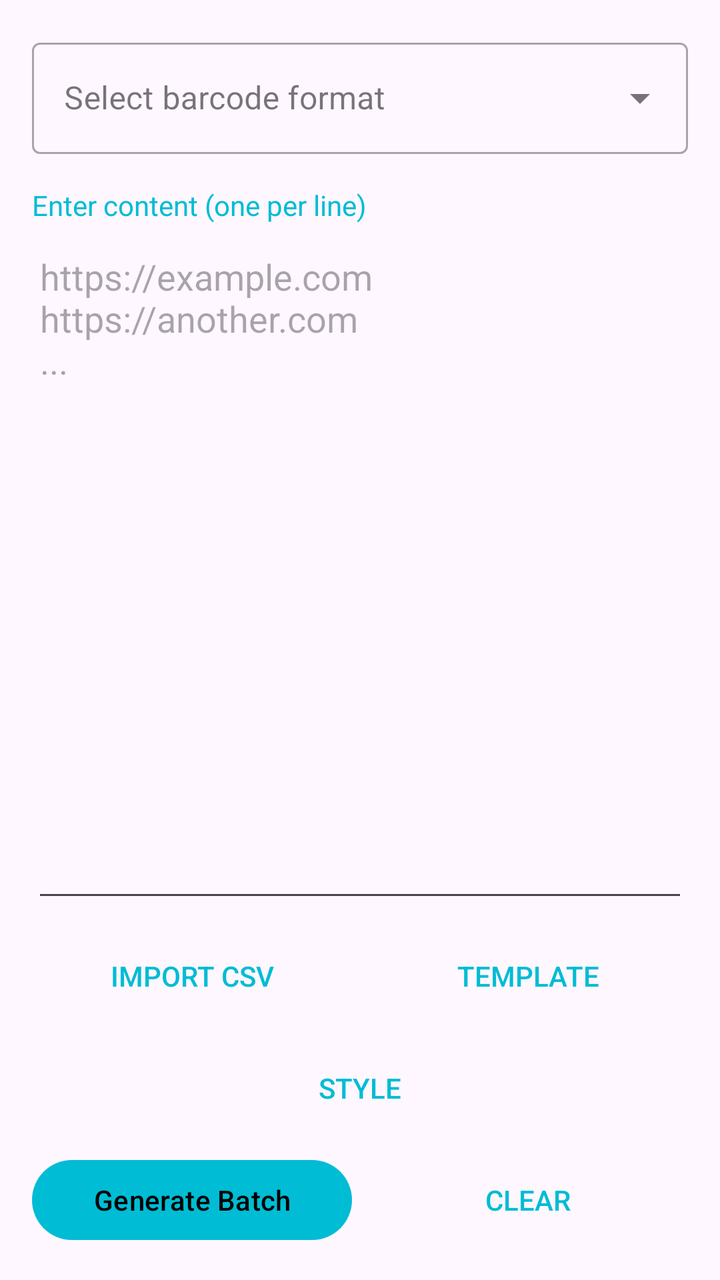
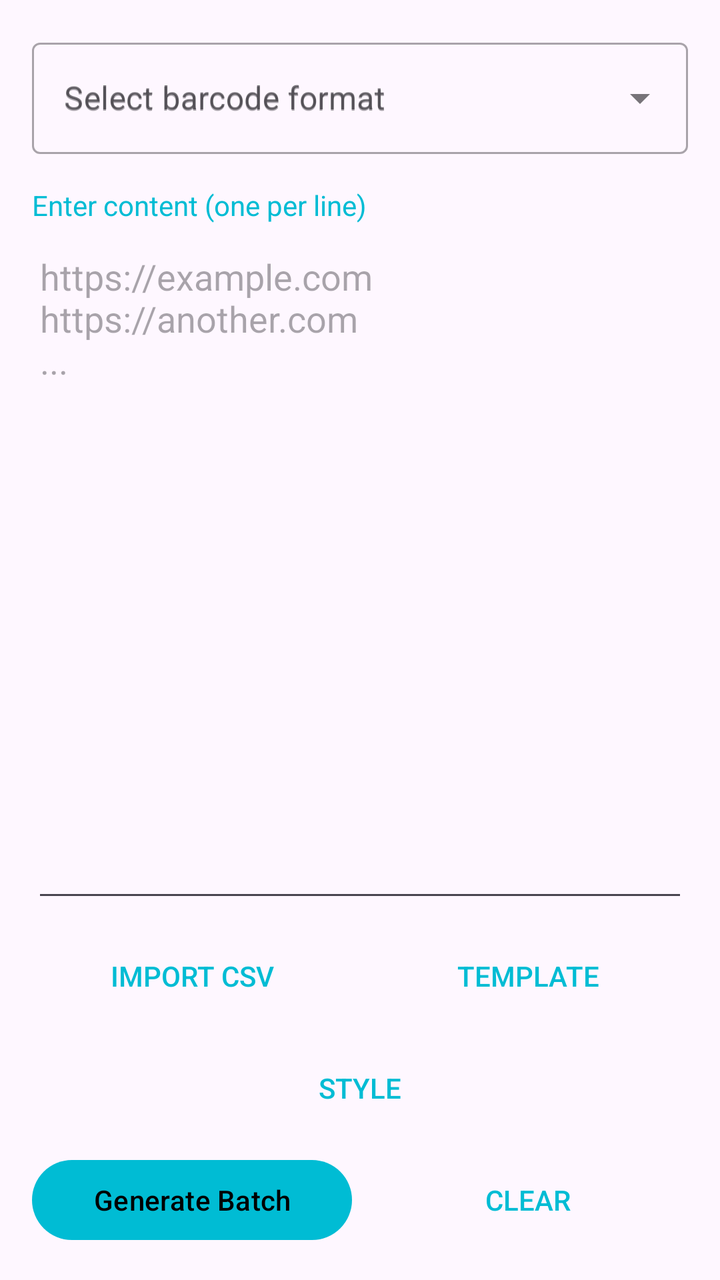

Compare the two renders of this Android layout. The source of the first and the diff that turns it into the second are given below.
<!-- AndroidManifest.xml: application theme Theme.QRCodeSimple -->
<!-- res/layout/activity_batch_generate.xml -->
<?xml version="1.0" encoding="utf-8"?>
<LinearLayout xmlns:android="http://schemas.android.com/apk/res/android"
    xmlns:app="http://schemas.android.com/apk/res-auto"
    android:layout_width="match_parent"
    android:layout_height="match_parent"
    android:orientation="vertical"
    android:padding="16dp">

    <com.google.android.material.textfield.TextInputLayout
        android:layout_width="match_parent"
        android:layout_height="wrap_content"
        android:hint="@string/select_barcode_format"
        style="@style/Widget.MaterialComponents.TextInputLayout.OutlinedBox.ExposedDropdownMenu"
        android:layout_marginBottom="16dp">

        <AutoCompleteTextView
            android:id="@+id/spinnerFormat"
            android:layout_width="match_parent"
            android:layout_height="wrap_content"
            android:inputType="text|textNoSuggestions" />

    </com.google.android.material.textfield.TextInputLayout>

    <TextView
        android:layout_width="match_parent"
        android:layout_height="wrap_content"
        android:text="@string/enter_content_hint"
        android:textSize="14sp"
        android:textColor="?attr/colorPrimary"
        android:layout_marginBottom="4dp" />

    <LinearLayout
        android:layout_width="match_parent"
        android:layout_height="0dp"
        android:layout_weight="1"
        style="@style/Widget.MaterialComponents.TextInputLayout.OutlinedBox">

        <EditText
            android:id="@+id/etContent"
            android:layout_width="match_parent"
            android:layout_height="match_parent"
            android:gravity="top"
            android:hint="@string/batch_input_hint"
            android:inputType="textMultiLine" />

    </LinearLayout>

    <LinearLayout
        android:layout_width="match_parent"
        android:layout_height="wrap_content"
        android:orientation="horizontal"
        android:layout_marginTop="8dp">

        <Button
            android:id="@+id/btnImportCsv"
            android:layout_width="0dp"
            android:layout_height="wrap_content"
            android:layout_weight="1"
            android:text="@string/import_csv"
            android:layout_marginEnd="4dp"
            android:textColor="?attr/colorPrimary"

            style="?android:attr/borderlessButtonStyle" />

        <Button
            android:id="@+id/btnDownloadTemplate"
            android:layout_width="0dp"
            android:layout_height="wrap_content"
            android:layout_weight="1"
            android:text="@string/template"
            android:layout_marginStart="4dp"
            android:textColor="?attr/colorPrimary"

            style="?android:attr/borderlessButtonStyle" />

    </LinearLayout>

    <LinearLayout
        android:layout_width="match_parent"
        android:layout_height="wrap_content"
        android:orientation="horizontal"
        android:layout_marginTop="8dp">

        <Button
            android:id="@+id/btnBatchStyle"
            android:layout_width="0dp"
            android:layout_height="wrap_content"
            android:layout_weight="1"
            android:text="@string/style"
            android:textColor="?attr/colorPrimary"

            style="?android:attr/borderlessButtonStyle" />

    </LinearLayout>

    <LinearLayout
        android:layout_width="match_parent"
        android:layout_height="wrap_content"
        android:orientation="horizontal"
        android:layout_marginTop="8dp">

        <Button
            android:id="@+id/btnGenerate"
            android:layout_width="0dp"
            android:layout_height="wrap_content"
            android:layout_weight="1"
            android:text="@string/generate_batch"
            android:layout_marginEnd="4dp" />

        <Button
            android:id="@+id/btnClear"
            android:layout_width="0dp"
            android:layout_height="wrap_content"
            android:layout_weight="1"
            android:text="@string/clear"
            android:layout_marginStart="4dp"
            android:textColor="?attr/colorPrimary"

            style="?android:attr/borderlessButtonStyle" />

    </LinearLayout>

    <ProgressBar
        android:id="@+id/progressBar"
        android:layout_width="match_parent"
        android:layout_height="wrap_content"
        android:layout_marginTop="8dp"
        android:visibility="gone"
        style="?android:attr/progressBarStyleHorizontal" />

</LinearLayout>
<!-- resources referenced by this layout -->
<resources>
  <string name="batch_input_hint">https://example.com\nhttps://another.com\n...</string>
  <string name="clear">Clear</string>
  <string name="enter_content_hint">Enter content (one per line)</string>
  <string name="generate_batch">Generate Batch</string>
  <string name="import_csv">Import CSV</string>
  <string name="select_barcode_format">Select barcode format</string>
  <string name="style">Style</string>
  <string name="template">Template</string>
  <style name="Theme.QRCodeSimple" parent="Theme.Material3.DayNight.NoActionBar">
          <item name="colorPrimary">@color/cyan_500</item>
          <item name="colorPrimaryVariant">@color/cyan_700</item>
          <item name="colorOnPrimary">@color/black</item>
          <item name="colorSecondary">@color/teal_200</item>
          <item name="colorSecondaryVariant">@color/teal_700</item>
          <item name="colorOnSecondary">@color/black</item>
          <item name="android:statusBarColor">?attr/colorPrimaryVariant</item>
      </style>
  <color name="cyan_500">#FF00BCD4</color>
  <color name="cyan_700">#FF0097A7</color>
  <color name="black">#FF000000</color>
  <color name="teal_200">#FF03DAC5</color>
  <color name="teal_700">#FF018786</color>
</resources>

<!-- the commit's change to res/layout/activity_batch_generate.xml (unified diff, before → after) -->
@@ -17,6 +17,7 @@
             android:id="@+id/spinnerFormat"
             android:layout_width="match_parent"
             android:layout_height="wrap_content"
+            android:hint="@string/select_barcode_format"
             android:inputType="text|textNoSuggestions" />
 
     </com.google.android.material.textfield.TextInputLayout>
